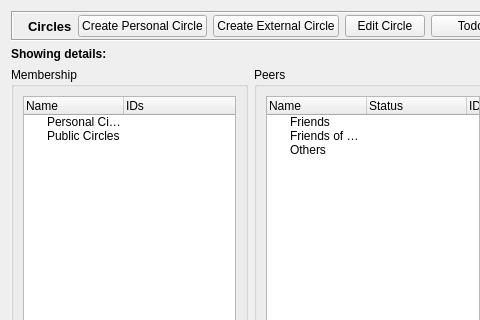
Above: retroshare-gui/src/gui/Circles/CirclesDialog.ui from RetroShare/RetroShare before the change; both pictures show x 0 to 480 and y 0 to 320 of the 746 by 568 pixel window. Below: the same form after it.
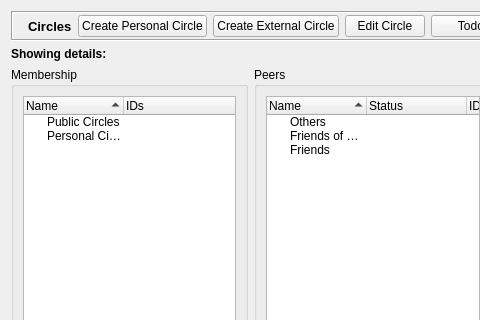
That is the form after the change. Icons and pictures are not drawn.

Commit message: * Enabled the Filter Line edit for filtering friends, by nick/ID for Create Circles Dialog's Known Identities Widget. * Set some minimum header sizes for some items * Enabled sorting for the QTreeWidget's

What changed in the file:
```diff
--- a/retroshare-gui/src/gui/Circles/CirclesDialog.ui
+++ b/retroshare-gui/src/gui/Circles/CirclesDialog.ui
@@ -117,6 +117,9 @@
        <layout class="QVBoxLayout" name="verticalLayout_2">
         <item>
          <widget class="QTreeWidget" name="treeWidget_membership">
+          <property name="sortingEnabled">
+           <bool>true</bool>
+          </property>
           <column>
            <property name="text">
             <string>Name</string>
@@ -127,16 +130,16 @@
             <string>IDs</string>
            </property>
           </column>
-          <item>
-           <property name="text">
-            <string>Personal Circles</string>
-           </property>
-          </item>
           <item>
            <property name="text">
             <string>Public Circles</string>
            </property>
           </item>
+          <item>
+           <property name="text">
+            <string>Personal Circles</string>
+           </property>
+          </item>
          </widget>
         </item>
        </layout>
@@ -153,6 +156,9 @@
        <layout class="QVBoxLayout" name="verticalLayout">
         <item>
          <widget class="QTreeWidget" name="treeWidget_friends">
+          <property name="sortingEnabled">
+           <bool>true</bool>
+          </property>
           <column>
            <property name="text">
             <string>Name</string>
@@ -168,22 +174,6 @@
             <string>ID</string>
            </property>
           </column>
-          <item>
-           <property name="text">
-            <string>Friends</string>
-           </property>
-           <property name="text">
-            <string/>
-           </property>
-          </item>
-          <item>
-           <property name="text">
-            <string>Friends of Friends</string>
-           </property>
-           <property name="text">
-            <string/>
-           </property>
-          </item>
           <item>
            <property name="text">
             <string>Others</string>
@@ -192,6 +182,22 @@
             <string/>
            </property>
           </item>
+          <item>
+           <property name="text">
+            <string>Friends of Friends</string>
+           </property>
+           <property name="text">
+            <string/>
+           </property>
+          </item>
+          <item>
+           <property name="text">
+            <string>Friends</string>
+           </property>
+           <property name="text">
+            <string/>
+           </property>
+          </item>
          </widget>
         </item>
        </layout>
```
Left out of the diff: 1 changed line with no effect on the pictures. The commit also changes 4 other files.
